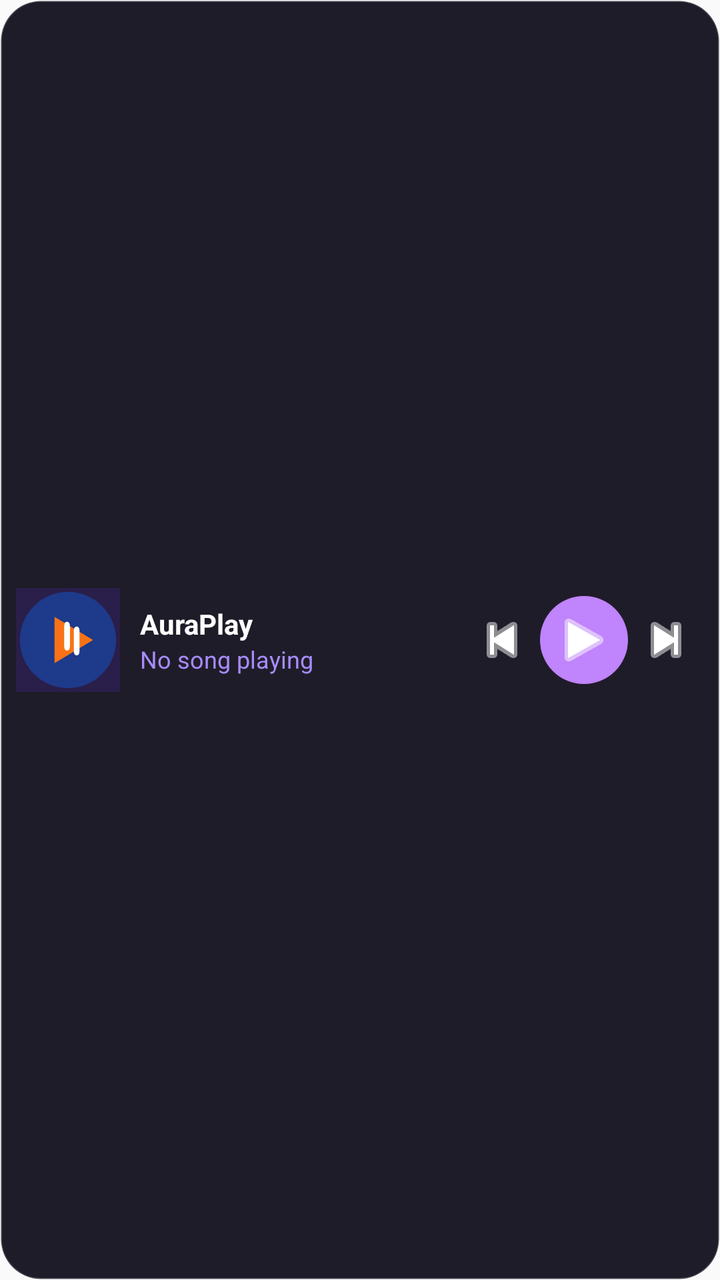
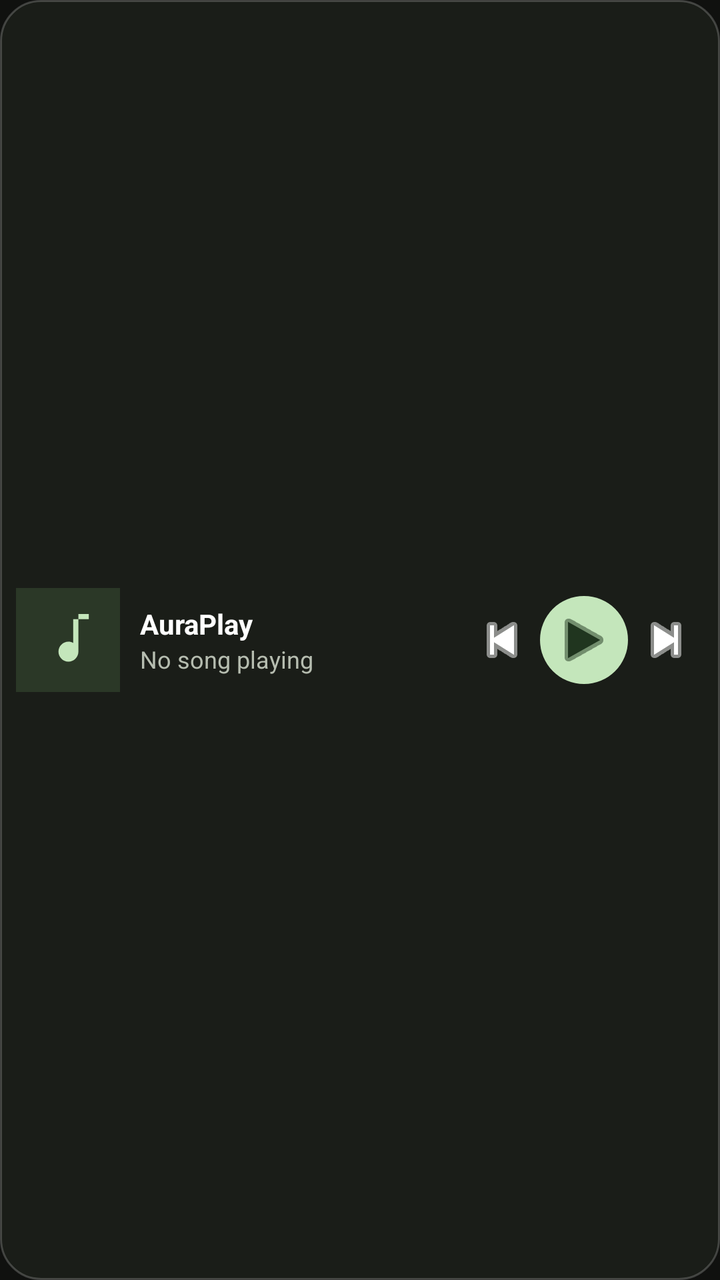

The first picture is an Android layout as it rendered before a commit; the second is the same layout after the commit. The layout source and the unified diff follow.
<!-- AndroidManifest.xml: application theme Theme.AuraPlay -->
<!-- res/layout/widget_auraplay.xml -->
<?xml version="1.0" encoding="utf-8"?>
<LinearLayout xmlns:android="http://schemas.android.com/apk/res/android"
    android:id="@+id/widget_container"
    android:layout_width="match_parent"
    android:layout_height="match_parent"
    android:orientation="horizontal"
    android:background="@drawable/widget_background"
    android:gravity="center_vertical"
    android:padding="8dp">

    <ImageView
        android:id="@+id/widget_album_art"
        android:layout_width="52dp"
        android:layout_height="52dp"
        android:src="@drawable/ic_launcher_foreground"
        android:scaleType="centerCrop"
        android:background="#2A1E4A"
        android:contentDescription="Album Art" />

    <LinearLayout
        android:layout_width="0dp"
        android:layout_height="wrap_content"
        android:layout_weight="1"
        android:orientation="vertical"
        android:paddingStart="10dp"
        android:paddingEnd="10dp">

        <TextView
            android:id="@+id/widget_title"
            android:layout_width="match_parent"
            android:layout_height="wrap_content"
            android:text="AuraPlay"
            android:textColor="#FFFFFF"
            android:textStyle="bold"
            android:textSize="14sp"
            android:singleLine="true"
            android:ellipsize="end" />

        <TextView
            android:id="@+id/widget_artist"
            android:layout_width="match_parent"
            android:layout_height="wrap_content"
            android:text="No song playing"
            android:textColor="#A78BFA"
            android:textSize="12sp"
            android:singleLine="true"
            android:ellipsize="end" />
    </LinearLayout>

    <ImageButton
        android:id="@+id/widget_btn_prev"
        android:layout_width="38dp"
        android:layout_height="38dp"
        android:background="?android:attr/selectableItemBackgroundBorderless"
        android:src="@android:drawable/ic_media_previous"
        android:tint="#FFFFFF"
        android:contentDescription="Previous" />

    <ImageButton
        android:id="@+id/widget_btn_play_pause"
        android:layout_width="44dp"
        android:layout_height="44dp"
        android:background="@drawable/widget_button_background"
        android:src="@android:drawable/ic_media_play"
        android:tint="#FFFFFF"
        android:contentDescription="Play/Pause" />

    <ImageButton
        android:id="@+id/widget_btn_next"
        android:layout_width="38dp"
        android:layout_height="38dp"
        android:background="?android:attr/selectableItemBackgroundBorderless"
        android:src="@android:drawable/ic_media_next"
        android:tint="#FFFFFF"
        android:contentDescription="Next" />

</LinearLayout>
<!-- resources referenced by this layout -->
<resources>
  <!-- drawable ic_launcher_foreground (drawable) -->
  <vector xmlns:android="http://schemas.android.com/apk/res/android"
      android:width="108dp"
      android:height="108dp"
      android:viewportWidth="108"
      android:viewportHeight="108">
  
      
      <path
          android:pathData="M 54,54 m -50,0 a 50,50 0 1,0 100,0 a 50,50 0 1,0 -100,0"
          android:fillColor="#1E3A8A"/>
  
      
      <path
          android:pathData="M 40,30 L 80,54 L 40,78 Z"
          android:fillColor="#F97316"/>
  
      
      <path
          android:pathData="M 50,40 Q 50,35 53,35 Q 56,35 56,40 L 56,60 Q 56,65 53,65 Q 50,65 50,60 L 50,40 Z
                           M 60,45 Q 60,40 63,40 Q 66,40 66,45 L 66,65 Q 66,70 63,70 Q 60,70 60,65 L 60,45 Z"
          android:fillColor="#FFFFFF"/>
  </vector>
  <!-- drawable widget_background (drawable) -->
  <?xml version="1.0" encoding="utf-8"?>
  <shape xmlns:android="http://schemas.android.com/apk/res/android"
      android:shape="rectangle">
      <solid android:color="#F0110E1C" />
      <stroke android:width="1dp" android:color="#33FFFFFF" />
      <corners android:radius="20dp" />
  </shape>
  <!-- drawable widget_button_background (drawable) -->
  <?xml version="1.0" encoding="utf-8"?>
  <shape xmlns:android="http://schemas.android.com/apk/res/android"
      android:shape="oval">
      <solid android:color="#C084FC" />
  </shape>
  <style name="Theme.AuraPlay" parent="Theme.AppCompat.Light.NoActionBar">
          <item name="colorPrimary">@color/primary_color</item>
          <item name="colorPrimaryDark">@color/primary_dark_color</item>
          <item name="colorAccent">@color/secondary_color</item>
      </style>
  <color name="primary_color">#6200EE</color>
  <color name="primary_dark_color">#3700B3</color>
  <color name="secondary_color">#03DAC6</color>
</resources>

<!-- the commit's change to res/layout/widget_auraplay.xml (unified diff, before → after) -->
@@ -1,5 +1,7 @@
 <?xml version="1.0" encoding="utf-8"?>
 <LinearLayout xmlns:android="http://schemas.android.com/apk/res/android"
+    xmlns:tools="http://schemas.android.com/tools"
+    tools:ignore="UseAppTint"
     android:id="@+id/widget_container"
     android:layout_width="match_parent"
     android:layout_height="match_parent"
@@ -8,13 +10,14 @@
     android:gravity="center_vertical"
     android:padding="8dp">
 
+    
     <ImageView
         android:id="@+id/widget_album_art"
         android:layout_width="52dp"
         android:layout_height="52dp"
-        android:src="@drawable/ic_launcher_foreground"
+        android:src="@drawable/ic_music_placeholder"
         android:scaleType="centerCrop"
-        android:background="#2A1E4A"
+        android:background="#2B3827"
         android:contentDescription="Album Art" />
 
     <LinearLayout
@@ -41,7 +44,7 @@
             android:layout_width="match_parent"
             android:layout_height="wrap_content"
             android:text="No song playing"
-            android:textColor="#A78BFA"
+            android:textColor="#B6BDB0"
             android:textSize="12sp"
             android:singleLine="true"
             android:ellipsize="end" />
@@ -62,7 +65,7 @@
         android:layout_height="44dp"
         android:background="@drawable/widget_button_background"
         android:src="@android:drawable/ic_media_play"
-        android:tint="#FFFFFF"
+        android:tint="#20351F"
         android:contentDescription="Play/Pause" />
 
     <ImageButton
<!-- resource entries referenced after the edit -->
@@ -1,33 +1,16 @@
 <!-- resources referenced by this layout -->
 <resources>
-  <!-- drawable ic_launcher_foreground (drawable) -->
+  <!-- drawable ic_music_placeholder (drawable) -->
   <vector xmlns:android="http://schemas.android.com/apk/res/android"
-      android:width="108dp"
-      android:height="108dp"
-      android:viewportWidth="108"
-      android:viewportHeight="108">
-  
-      
-      <path
-          android:pathData="M 54,54 m -50,0 a 50,50 0 1,0 100,0 a 50,50 0 1,0 -100,0"
-          android:fillColor="#1E3A8A"/>
-  
-      
-      <path
-          android:pathData="M 40,30 L 80,54 L 40,78 Z"
-          android:fillColor="#F97316"/>
-  
-      
-      <path
-          android:pathData="M 50,40 Q 50,35 53,35 Q 56,35 56,40 L 56,60 Q 56,65 53,65 Q 50,65 50,60 L 50,40 Z
-                           M 60,45 Q 60,40 63,40 Q 66,40 66,45 L 66,65 Q 66,70 63,70 Q 60,70 60,65 L 60,45 Z"
-          android:fillColor="#FFFFFF"/>
+      android:width="120dp" android:height="120dp" android:viewportWidth="120" android:viewportHeight="120">
+      <path android:fillColor="#2B3827" android:pathData="M0,0h120v120h-120z" />
+      <path android:fillColor="#C4E6BB" android:pathData="M72,30v43.5c0,6.35 -5.15,11.5 -11.5,11.5S49,79.85 49,73.5S54.15,62 60.5,62c2,0 3.9,0.51 5.5,1.42V36h18v-6z" />
   </vector>
   <!-- drawable widget_background (drawable) -->
   <?xml version="1.0" encoding="utf-8"?>
   <shape xmlns:android="http://schemas.android.com/apk/res/android"
       android:shape="rectangle">
-      <solid android:color="#F0110E1C" />
+      <solid android:color="#F01B1E19" />
       <stroke android:width="1dp" android:color="#33FFFFFF" />
       <corners android:radius="20dp" />
   </shape>
@@ -35,15 +18,20 @@
   <?xml version="1.0" encoding="utf-8"?>
   <shape xmlns:android="http://schemas.android.com/apk/res/android"
       android:shape="oval">
-      <solid android:color="#C084FC" />
+      <solid android:color="#C4E6BB" />
   </shape>
   <style name="Theme.AuraPlay" parent="Theme.AppCompat.Light.NoActionBar">
           <item name="colorPrimary">@color/primary_color</item>
           <item name="colorPrimaryDark">@color/primary_dark_color</item>
           <item name="colorAccent">@color/secondary_color</item>
+          <item name="android:windowBackground">@color/background_color</item>
+          <item name="android:statusBarColor">@color/background_color</item>
+          <item name="android:navigationBarColor">@color/background_color</item>
+          <item name="android:windowLightStatusBar">false</item>
       </style>
-  <color name="primary_color">#6200EE</color>
-  <color name="primary_dark_color">#3700B3</color>
-  <color name="secondary_color">#03DAC6</color>
+  <color name="primary_color">#C4E6BB</color>
+  <color name="primary_dark_color">#20351F</color>
+  <color name="secondary_color">#A9CDA4</color>
+  <color name="background_color">#10110F</color>
 </resources>
 
